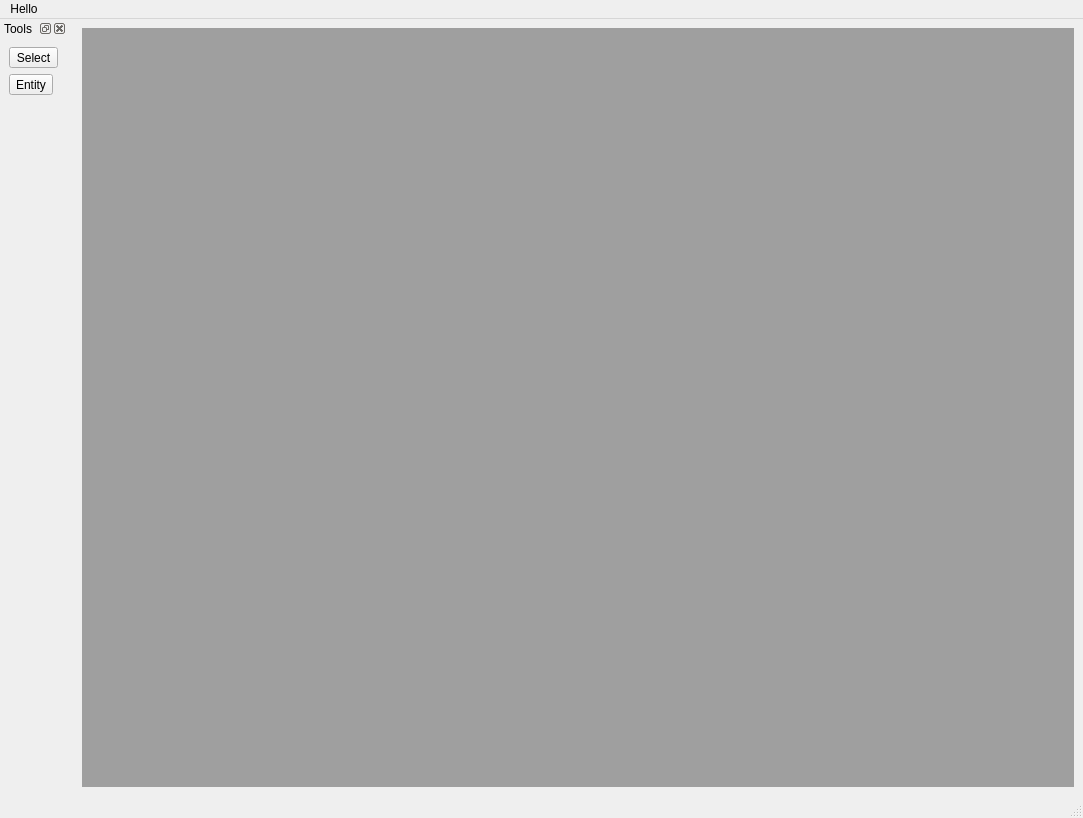
tsp-team/ttsp-src, file game/src/leveleditor/designer/mainwindow.ui: the form before one commit.
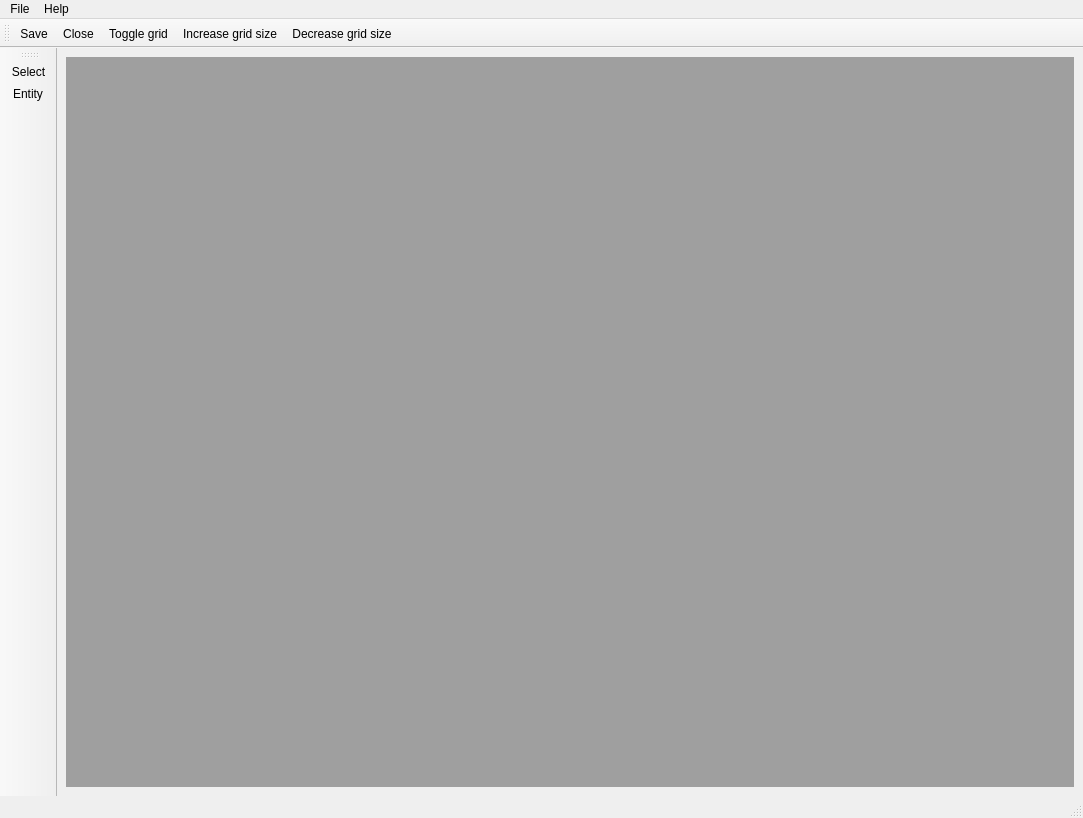
The form after the commit.

Commit message: leveleditor: grid size changing and toggling, automatically adjust grid size based on zoom

```diff
--- a/game/src/leveleditor/designer/mainwindow.ui
+++ b/game/src/leveleditor/designer/mainwindow.ui
@@ -54,56 +54,162 @@
    </property>
    <widget class="QMenu" name="menuHello">
     <property name="title">
-     <string>Hello</string>
+     <string>File</string>
     </property>
+    <addaction name="actionNew_Map"/>
+    <addaction name="actionOpen"/>
+    <addaction name="actionSave"/>
+    <addaction name="actionSaveAs"/>
+    <addaction name="actionClose"/>
+    <addaction name="separator"/>
+    <addaction name="actionExit"/>
+   </widget>
+   <widget class="QMenu" name="menuHelp">
+    <property name="title">
+     <string>Help</string>
+    </property>
+    <addaction name="actionAbout"/>
    </widget>
    <addaction name="menuHello"/>
+   <addaction name="menuHelp"/>
   </widget>
-  <widget class="QDockWidget" name="toolsDock">
-   <property name="sizePolicy">
-    <sizepolicy hsizetype="Fixed" vsizetype="Preferred">
-     <horstretch>0</horstretch>
-     <verstretch>0</verstretch>
-    </sizepolicy>
+  <widget class="QToolBar" name="topBar">
+   <property name="windowTitle">
+    <string>toolBar</string>
    </property>
-   <property name="floating">
-    <bool>false</bool>
+   <property name="movable">
+    <bool>true</bool>
    </property>
+   <property name="floatable">
+    <bool>true</bool>
+   </property>
+   <attribute name="toolBarArea">
+    <enum>TopToolBarArea</enum>
+   </attribute>
+   <attribute name="toolBarBreak">
+    <bool>true</bool>
+   </attribute>
+   <addaction name="actionSave"/>
+   <addaction name="actionClose"/>
+   <addaction name="actionToggleGrid"/>
+   <addaction name="actionIncreaseGridSize"/>
+   <addaction name="actionDecreaseGridSize"/>
+  </widget>
+  <widget class="QToolBar" name="leftBar">
    <property name="windowTitle">
-    <string>Tools</string>
+    <string>toolBar_2</string>
    </property>
-   <attribute name="dockWidgetArea">
-    <number>1</number>
+   <attribute name="toolBarArea">
+    <enum>LeftToolBarArea</enum>
    </attribute>
-   <widget class="QWidget" name="dockWidgetContents_3">
-    <property name="sizePolicy">
-     <sizepolicy hsizetype="Fixed" vsizetype="Fixed">
-      <horstretch>0</horstretch>
-      <verstretch>0</verstretch>
-     </sizepolicy>
-    </property>
-    <layout class="QVBoxLayout" name="verticalLayout_2">
-     <item>
-      <layout class="QVBoxLayout" name="verticalLayout">
-       <item>
-        <widget class="QToolButton" name="toolButton">
-         <property name="text">
-          <string>Select</string>
-         </property>
-        </widget>
-       </item>
-       <item>
-        <widget class="QToolButton" name="toolButton_2">
-         <property name="text">
-          <string>Entity</string>
-         </property>
-        </widget>
-       </item>
-      </layout>
-     </item>
-    </layout>
-   </widget>
+   <attribute name="toolBarBreak">
+    <bool>true</bool>
+   </attribute>
+   <addaction name="actionSelectTool"/>
+   <addaction name="actionEntityTool"/>
   </widget>
+  <action name="actionIncreaseGridSize">
+   <property name="text">
+    <string>Increase grid size</string>
+   </property>
+   <property name="toolTip">
+    <string>&lt;html&gt;&lt;head/&gt;&lt;body&gt;&lt;p&gt;Increase grid size ( ] )&lt;/p&gt;&lt;/body&gt;&lt;/html&gt;</string>
+   </property>
+   <property name="shortcut">
+    <string>]</string>
+   </property>
+  </action>
+  <action name="actionDecreaseGridSize">
+   <property name="text">
+    <string>Decrease grid size</string>
+   </property>
+   <property name="toolTip">
+    <string>&lt;html&gt;&lt;head/&gt;&lt;body&gt;&lt;p&gt;Decrease grid size ( [ )&lt;/p&gt;&lt;/body&gt;&lt;/html&gt;</string>
+   </property>
+   <property name="shortcut">
+    <string>[</string>
+   </property>
+  </action>
+  <action name="actionSave">
+   <property name="text">
+    <string>Save</string>
+   </property>
+   <property name="toolTip">
+    <string>&lt;html&gt;&lt;head/&gt;&lt;body&gt;&lt;p&gt;Save the current map ( Ctrl + S )&lt;/p&gt;&lt;/body&gt;&lt;/html&gt;</string>
+   </property>
+   <property name="shortcut">
+    <string>Ctrl+S</string>
+   </property>
+  </action>
+  <action name="actionToggleGrid">
+   <property name="checkable">
+    <bool>true</bool>
+   </property>
+   <property name="text">
+    <string>Toggle grid</string>
+   </property>
+   <property name="toolTip">
+    <string>&lt;html&gt;&lt;head/&gt;&lt;body&gt;&lt;p&gt;Toggle the 3D grid&lt;/p&gt;&lt;/body&gt;&lt;/html&gt;</string>
+   </property>
+  </action>
+  <action name="actionClose">
+   <property name="text">
+    <string>Close</string>
+   </property>
+   <property name="toolTip">
+    <string>Close the current map</string>
+   </property>
+   <property name="shortcut">
+    <string>Ctrl+X</string>
+   </property>
+  </action>
+  <action name="actionSelectTool">
+   <property name="checkable">
+    <bool>true</bool>
+   </property>
+   <property name="text">
+    <string>Select</string>
+   </property>
+   <property name="toolTip">
+    <string>&lt;html&gt;&lt;head/&gt;&lt;body&gt;&lt;p&gt;Select Tool&lt;/p&gt;&lt;/body&gt;&lt;/html&gt;</string>
+   </property>
+  </action>
+  <action name="actionEntityTool">
+   <property name="checkable">
+    <bool>true</bool>
+   </property>
+   <property name="text">
+    <string>Entity</string>
+   </property>
+   <property name="toolTip">
+    <string>&lt;html&gt;&lt;head/&gt;&lt;body&gt;&lt;p&gt;Entity Tool&lt;/p&gt;&lt;/body&gt;&lt;/html&gt;</string>
+   </property>
+  </action>
+  <action name="actionNew_Map">
+   <property name="text">
+    <string>New</string>
+   </property>
+  </action>
+  <action name="actionSaveAs">
+   <property name="text">
+    <string>Save As...</string>
+   </property>
+  </action>
+  <action name="actionOpen">
+   <property name="text">
+    <string>Open...</string>
+   </property>
+  </action>
+  <action name="actionExit">
+   <property name="text">
+    <string>Exit</string>
+   </property>
+  </action>
+  <action name="actionAbout">
+   <property name="text">
+    <string>About</string>
+   </property>
+  </action>
  </widget>
  <resources/>
  <connections/>
```
The commit also changes 3 other files.
